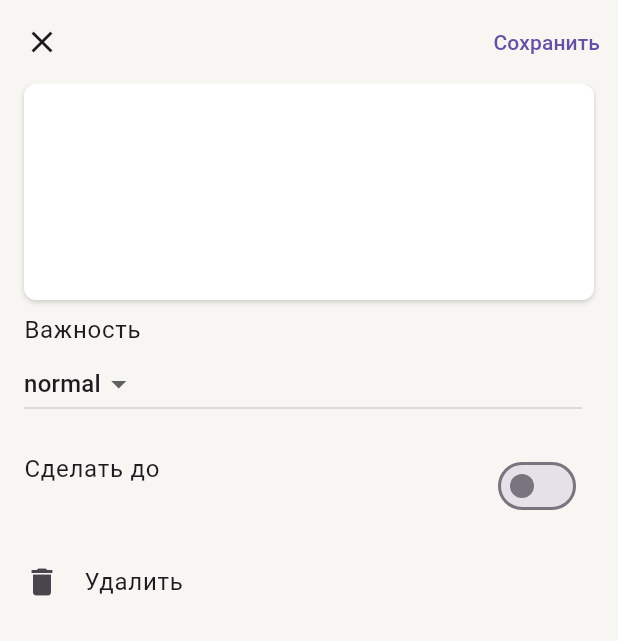
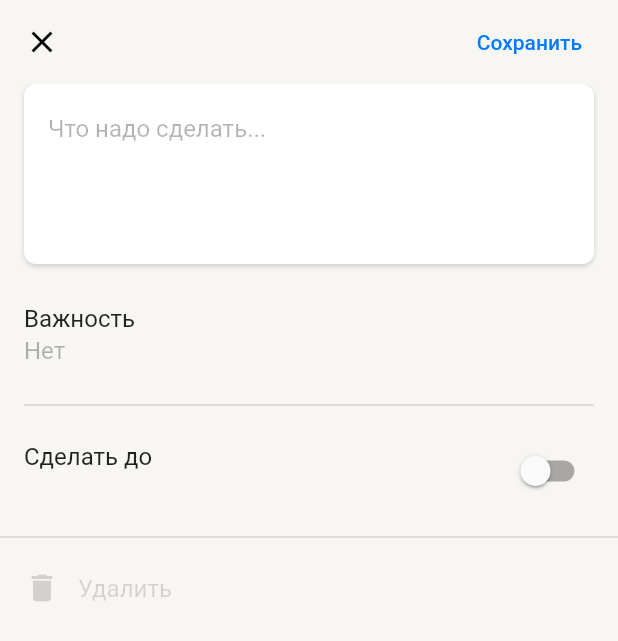
Before and after one commit to eeeedgar/yandex_todo_app, a Flutter app: the screen it shows after launch, after a tap on the "add" icon, on a phone screen of 412 x 824 dp. Shown: the top 641 px of the screen. Run offline on Flutter 3.47's test engine with Material 3 defaults, Android fonts, the phone set to English and light mode, and no system bars; our stand-ins replace equatable, flutter_bloc.

Commit message:
feat: more style

```diff
--- /dev/null
+++ b/lib/app/presentation/app_fonts.dart
@@ -0,0 +1,39 @@
+import 'package:flutter/widgets.dart';
+
+class AppFonts {
+  static TextStyle b1 = const TextStyle(
+    fontWeight: FontWeight.w400,
+    fontSize: 16,
+    height: 20.0 / 16,
+  );
+
+  static TextStyle b2 = const TextStyle(
+    fontWeight: FontWeight.w400,
+    fontSize: 16,
+    height: 18.0 / 16,
+  );
+
+  static TextStyle b3 = const TextStyle(
+    fontWeight: FontWeight.w400,
+    fontSize: 16,
+    height: 1,
+  );
+
+  static TextStyle h1 = const TextStyle(
+    fontWeight: FontWeight.w500,
+    fontSize: 32,
+    height: 37.5 / 32,
+  );
+
+  static TextStyle caption1 = const TextStyle(
+    fontWeight: FontWeight.w400,
+    fontSize: 14,
+    height: 20.0 / 14,
+  );
+
+  static TextStyle caption2 = const TextStyle(
+    fontWeight: FontWeight.w400,
+    fontSize: 14,
+    height: 16.0 / 14,
+  );
+}
--- /dev/null
+++ b/lib/features/task_edit/presentation/components/deadline_select_button.dart
@@ -0,0 +1,53 @@
+import 'package:flutter/material.dart';
+import 'package:yandex_todo_app/app/presentation/app_fonts.dart';
+import 'package:yandex_todo_app/app/presentation/custom_app_colors.dart';
+
+class DeadlineSelectButton extends StatelessWidget {
+  const DeadlineSelectButton({
+    super.key,
+    required this.selectedDeadline,
+    required this.onSelect,
+    required this.onClear,
+  });
+
+  final DateTime? selectedDeadline;
+
+  final Function(DateTime?) onSelect;
+
+  final Function() onClear;
+
+  @override
+  Widget build(BuildContext context) {
+    return ListTile(
+      title: Text(
+        'Сделать до',
+        style: AppFonts.b2,
+      ),
+      subtitle: Text(
+        selectedDeadline?.toString() ?? '',
+        style: AppFonts.caption2.copyWith(
+          color: Theme.of(context).extension<CustomAppColors>()!.blue,
+        ),
+      ),
+      trailing: Switch(
+        activeColor: Theme.of(context).extension<CustomAppColors>()!.blue,
+        value: selectedDeadline != null,
+        onChanged: (newValue) async {
+          if (selectedDeadline == null) {
+            final newDateTime = await showDatePicker(
+              context: context,
+              // TODO: real dates
+              firstDate: DateTime(2000),
+              lastDate: DateTime(2100),
+            );
+            if (newDateTime != null) {
+              onSelect(newDateTime);
+            }
+          } else {
+            onClear();
+          }
+        },
+      ),
+    );
+  }
+}
--- /dev/null
+++ b/lib/features/task_edit/presentation/components/delete_task_button.dart
@@ -0,0 +1,46 @@
+import 'package:flutter/material.dart';
+import 'package:yandex_todo_app/app/presentation/app_fonts.dart';
+import 'package:yandex_todo_app/app/presentation/custom_app_colors.dart';
+
+class DeleteTaskButton extends StatelessWidget {
+  const DeleteTaskButton({super.key, required this.onTap});
+
+  final VoidCallback? onTap;
+
+  @override
+  Widget build(BuildContext context) {
+    print('onTap $onTap');
+    return GestureDetector(
+      behavior: HitTestBehavior.opaque,
+      onTap: onTap,
+      child: Padding(
+        padding: const EdgeInsets.symmetric(horizontal: 16, vertical: 14),
+        child: Row(
+          children: [
+            Icon(
+              Icons.delete,
+              color: (onTap != null)
+                  ? Theme.of(context).extension<CustomAppColors>()!.red
+                  : Theme.of(context)
+                      .extension<CustomAppColors>()!
+                      .labelDisable,
+            ),
+            const SizedBox(
+              width: 12,
+            ),
+            Text(
+              'Удалить',
+              style: AppFonts.b1.copyWith(
+                color: (onTap != null)
+                    ? Theme.of(context).extension<CustomAppColors>()!.red
+                    : Theme.of(context)
+                        .extension<CustomAppColors>()!
+                        .labelDisable,
+              ),
+            ),
+          ],
+        ),
+      ),
+    );
+  }
+}
--- /dev/null
+++ b/lib/features/task_edit/presentation/components/priority_dropdown_menu_item.dart
@@ -0,0 +1,22 @@
+import 'package:flutter/material.dart';
+import 'package:yandex_todo_app/app/presentation/app_fonts.dart';
+import 'package:yandex_todo_app/app/presentation/custom_app_colors.dart';
+import 'package:yandex_todo_app/features/tasks/domain/entity/priority_enum.dart';
+
+class PriorityDropdownMenuItemText extends StatelessWidget {
+  const PriorityDropdownMenuItemText({super.key, required this.priority});
+
+  final Priority priority;
+
+  @override
+  Widget build(BuildContext context) {
+    return Text(
+      priority.toStringValue(),
+      style: AppFonts.b3.copyWith(
+        color: (priority == Priority.high)
+            ? Theme.of(context).extension<CustomAppColors>()!.red
+            : null,
+      ),
+    );
+  }
+}
--- /dev/null
+++ b/lib/features/task_edit/presentation/components/priority_select_button.dart
@@ -0,0 +1,53 @@
+import 'package:flutter/material.dart';
+import 'package:yandex_todo_app/app/presentation/app_fonts.dart';
+// ignore: unused_import
+import 'package:yandex_todo_app/app/presentation/custom_app_colors.dart';
+import 'package:yandex_todo_app/features/task_edit/presentation/components/priority_dropdown_menu_item.dart';
+import 'package:yandex_todo_app/features/tasks/domain/entity/priority_enum.dart';
+
+class PrioritySelectButton extends StatelessWidget {
+  const PrioritySelectButton({
+    super.key,
+    required this.prioritySelected,
+    required this.onChanged,
+  });
+
+  final Priority prioritySelected;
+
+  final Function(Priority?) onChanged;
+
+  @override
+  Widget build(BuildContext context) {
+    return Container(
+      padding: const EdgeInsets.all(16),
+      child: Column(
+        crossAxisAlignment: CrossAxisAlignment.start,
+        children: [
+          Text(
+            'Важность',
+            style: AppFonts.b2,
+          ),
+          DropdownButton<Priority>(
+            isDense: true,
+            style: AppFonts.caption2.copyWith(
+              color:
+                  Theme.of(context).extension<CustomAppColors>()!.labelTertiary,
+            ),
+            iconSize: 0.0,
+            underline: const SizedBox.shrink(),
+            value: prioritySelected,
+            onChanged: onChanged,
+            items: Priority.values.map((Priority value) {
+              return DropdownMenuItem(
+                value: value,
+                child: PriorityDropdownMenuItemText(
+                  priority: value,
+                ),
+              );
+            }).toList(),
+          ),
+        ],
+      ),
+    );
+  }
+}
--- a/lib/features/task_edit/presentation/components/task_edit_app_bar.dart
+++ b/lib/features/task_edit/presentation/components/task_edit_app_bar.dart
@@ -25,7 +25,10 @@ class TaskEditAppBar extends StatelessWidget implements PreferredSizeWidget {
           Theme.of(context).extension<CustomAppColors>()!.backPrimary,
       shadowColor: Colors.black,
       leading: IconButton(
-        icon: const Icon(Icons.close),
+        icon: Icon(
+          Icons.close,
+          color: Theme.of(context).extension<CustomAppColors>()!.labelPrimary,
+        ),
         onPressed: () {
           if (Navigator.canPop(context)) {
             Navigator.pop(context);
@@ -33,10 +36,15 @@ class TaskEditAppBar extends StatelessWidget implements PreferredSizeWidget {
         },
       ),
       actions: [
-        TextButton(
-          onPressed: onActionPressed,
-          child: const Text(
-            'Сохранить',
+        Padding(
+          padding: const EdgeInsets.only(right: 16),
+          child: TextButton(
+            onPressed: onActionPressed,
+            child: Text(
+              'Сохранить',
+              style: TextStyle(
+                  color: Theme.of(context).extension<CustomAppColors>()!.blue),
+            ),
           ),
         ),
       ],
--- /dev/null
+++ b/lib/features/task_edit/presentation/components/task_title_text_field.dart
@@ -0,0 +1,50 @@
+import 'package:flutter/material.dart';
+import 'package:yandex_todo_app/app/presentation/app_fonts.dart';
+import 'package:yandex_todo_app/app/presentation/custom_app_colors.dart';
+
+class TaskTitleTextField extends StatelessWidget {
+  const TaskTitleTextField({
+    super.key,
+    required TextEditingController textEditingController,
+  }) : _textEditingController = textEditingController;
+
+  final TextEditingController _textEditingController;
+
+  @override
+  Widget build(BuildContext context) {
+    return Container(
+      margin: const EdgeInsets.symmetric(horizontal: 16),
+      padding: const EdgeInsets.symmetric(horizontal: 16, vertical: 8),
+      decoration: BoxDecoration(
+        borderRadius: BorderRadius.circular(8),
+        color: Theme.of(context).extension<CustomAppColors>()!.backSecondary!,
+        boxShadow: const [
+          BoxShadow(
+            offset: Offset(0, 2),
+            blurRadius: 2,
+            color: Color.fromRGBO(0, 0, 0, 0.12),
+          ),
+          BoxShadow(
+            offset: Offset(0, 0),
+            blurRadius: 2,
+            color: Color.fromRGBO(0, 0, 0, 0.06),
+          ),
+        ],
+      ),
+      child: TextField(
+        style: AppFonts.b1,
+        decoration: InputDecoration(
+          border: InputBorder.none,
+          hintText: 'Что надо сделать...',
+          hintStyle: AppFonts.b2.copyWith(
+            color:
+                Theme.of(context).extension<CustomAppColors>()!.labelTertiary,
+          ),
+        ),
+        controller: _textEditingController,
+        minLines: 4,
+        maxLines: 10,
+      ),
+    );
+  }
+}
--- a/lib/features/task_edit/presentation/task_edit_screen.dart
+++ b/lib/features/task_edit/presentation/task_edit_screen.dart
@@ -1,7 +1,11 @@
 import 'package:flutter/material.dart';
 import 'package:flutter_bloc/flutter_bloc.dart';
 import 'package:yandex_todo_app/app/presentation/custom_app_colors.dart';
+import 'package:yandex_todo_app/features/task_edit/presentation/components/deadline_select_button.dart';
+import 'package:yandex_todo_app/features/task_edit/presentation/components/delete_task_button.dart';
+import 'package:yandex_todo_app/features/task_edit/presentation/components/priority_select_button.dart';
 import 'package:yandex_todo_app/features/task_edit/presentation/components/task_edit_app_bar.dart';
+import 'package:yandex_todo_app/features/task_edit/presentation/components/task_title_text_field.dart';
 import 'package:yandex_todo_app/features/tasks/domain/entity/priority_enum.dart';
 import 'package:yandex_todo_app/features/tasks/domain/entity/task_entity.dart';
 import 'package:yandex_todo_app/features/tasks/domain/state/tasks_cubit.dart';
@@ -56,7 +60,7 @@ class _TaskEditScreenState extends State<TaskEditScreen> {
                   ),
                 );
           } else {
-            // TODO
+            // TODO: task creation
             // context.read<TasksCubit>().createTask(
 
             //     );
@@ -66,42 +70,16 @@ class _TaskEditScreenState extends State<TaskEditScreen> {
         },
       ),
       body: Column(
-        crossAxisAlignment: CrossAxisAlignment.center,
+        crossAxisAlignment: CrossAxisAlignment.start,
         children: [
-          Container(
-            margin: const EdgeInsets.symmetric(horizontal: 16),
-            padding: const EdgeInsets.all(16),
-            decoration: BoxDecoration(
-              borderRadius: BorderRadius.circular(8),
-              color: Theme.of(context)
-                  .extension<CustomAppColors>()!
-                  .backSecondary!,
-              boxShadow: const [
-                BoxShadow(
-                  offset: Offset(0, 2),
-                  blurRadius: 2,
-                  color: Color.fromRGBO(0, 0, 0, 0.12),
+          TaskTitleTextField(
+            textEditingController: _textEditingController,
           ),
-                BoxShadow(
-                  offset: Offset(0, 0),
-                  blurRadius: 2,
-                  color: Color.fromRGBO(0, 0, 0, 0.06),
+          const SizedBox(
+            height: 12,
           ),
-              ],
-            ),
-            child: TextField(
-              decoration: const InputDecoration(
-                border: InputBorder.none,
-              ),
-              controller: _textEditingController,
-              minLines: 4,
-              maxLines: 10,
-            ),
-          ),
-          ListTile(
-            title: const Text('Важность'),
-            subtitle: DropdownButton<Priority>(
-              value: _prioritySelected,
+          PrioritySelectButton(
+            prioritySelected: _prioritySelected,
             onChanged: (Priority? newValue) {
               setState(
                 () {
@@ -109,38 +87,28 @@ class _TaskEditScreenState extends State<TaskEditScreen> {
                 },
               );
             },
-              items: Priority.values.map((Priority value) {
-                return DropdownMenuItem(
-                  value: value,
-                  child: Text(value.name),
-                );
-              }).toList(),
+          ),
+          Padding(
+            padding: const EdgeInsets.symmetric(horizontal: 16),
+            child: Divider(
+              color: Theme.of(context)
+                  .extension<CustomAppColors>()!
+                  .supportSeparator,
             ),
           ),
-          ListTile(
-            title: const Text('Сделать до'),
-            subtitle: Text(_deadline?.toString() ?? ''),
-            trailing: Switch(
-              value: _deadline != null,
-              onChanged: (newValue) async {
-                if (_deadline == null) {
-                  _deadline = await showDatePicker(
-                    context: context,
-                    firstDate: DateTime(2000),
-                    lastDate: DateTime(2100),
-                  );
-                } else {
-                  _deadline = null;
-                }
-                setState(() {});
-              },
+          DeadlineSelectButton(
+            selectedDeadline: _deadline,
+            onSelect: (value) => setState(() => _deadline = value),
+            onClear: () => setState(() => _deadline = null),
           ),
+          Divider(
+            color: Theme.of(context)
+                .extension<CustomAppColors>()!
+                .supportSeparator,
           ),
-          ListTile(
-            leading: const Icon(Icons.delete),
-            title: const Text('Удалить'),
-            onTap: () => _closeScreen(context),
-          )
+          DeleteTaskButton(
+              onTap:
+                  (widget.task != null) ? () => _closeScreen(context) : null),
         ],
       ),
     );
--- a/lib/features/tasks/domain/entity/priority_enum.dart
+++ b/lib/features/tasks/domain/entity/priority_enum.dart
@@ -1,5 +1,16 @@
 enum Priority {
   normal,
-  high,
   low,
+  high;
+
+  String toStringValue() {
+    switch (this) {
+      case (Priority.high):
+        return '!! Высокий';
+      case Priority.normal:
+        return 'Нет';
+      case Priority.low:
+        return 'Низкий';
+    }
+  }
 }
--- a/lib/features/tasks/presentation/components/task_dismissable_tile.dart
+++ b/lib/features/tasks/presentation/components/task_dismissable_tile.dart
@@ -1,5 +1,6 @@
 import 'package:flutter/material.dart';
 import 'package:flutter_bloc/flutter_bloc.dart';
+import 'package:yandex_todo_app/app/presentation/app_fonts.dart';
 import 'package:yandex_todo_app/app/presentation/custom_app_colors.dart';
 import 'package:yandex_todo_app/features/task_edit/presentation/task_edit_screen.dart';
 import 'package:yandex_todo_app/features/tasks/domain/entity/complete_status_enum.dart';
@@ -90,7 +91,7 @@ class TaskDismissableTile extends StatelessWidget {
         title: Text(
           task.title,
           style: task.completeStatus == CompleteStatus.done
-              ? TextStyle(
+              ? AppFonts.b1.copyWith(
                   decoration: TextDecoration.lineThrough,
                   color: Theme.of(context)
                       .extension<CustomAppColors>()!
@@ -99,7 +100,7 @@ class TaskDismissableTile extends StatelessWidget {
                       .extension<CustomAppColors>()!
                       .labelTertiary,
                 )
-              : TextStyle(
+              : AppFonts.b1.copyWith(
                   color: Theme.of(context)
                       .extension<CustomAppColors>()!
                       .labelPrimary,
@@ -108,11 +109,14 @@ class TaskDismissableTile extends StatelessWidget {
                       .labelPrimary,
                 ),
         ),
-        subtitle:
-            (task.deadline != null) ? Text(task.deadline.toString()) : null,
-        subtitleTextStyle: TextStyle(
-          color: Theme.of(context).extension<CustomAppColors>()!.labelTertiary,
-        ),
+        subtitle: (task.deadline != null)
+            ? Text(
+                task.deadline.toString(),
+              )
+            : null,
+        subtitleTextStyle: AppFonts.caption1.copyWith(
+            color:
+                Theme.of(context).extension<CustomAppColors>()!.labelTertiary),
       ),
     );
   }
--- a/lib/features/tasks/presentation/components/tasks_app_bar.dart
+++ b/lib/features/tasks/presentation/components/tasks_app_bar.dart
@@ -2,6 +2,7 @@ import 'dart:math' as math;
 
 import 'package:flutter/material.dart';
 import 'package:flutter_bloc/flutter_bloc.dart';
+import 'package:yandex_todo_app/app/presentation/app_fonts.dart';
 import 'package:yandex_todo_app/app/presentation/custom_app_colors.dart';
 import 'package:yandex_todo_app/features/tasks/domain/entity/complete_status_enum.dart';
 import 'package:yandex_todo_app/features/tasks/domain/state/tasks_cubit.dart';
@@ -97,8 +98,7 @@ class AppBarTitle extends StatelessWidget {
       children: [
         Text(
           'Мои дела',
-          style: TextStyle(
-            fontWeight: FontWeight.w500,
+          style: AppFonts.h1.copyWith(
             fontSize: 32 - 12 * _countShrinkCoefficientLinear(shrinkOffset),
             height: (37.5 / 32),
           ),
@@ -107,11 +107,12 @@ class AppBarTitle extends StatelessWidget {
           builder: (context, state) {
             return Text(
               'Выполнено — ${state.tasks.where((e) => e.completeStatus == CompleteStatus.done).length}',
-              style: TextStyle(
-                fontWeight: FontWeight.w400,
+              style: AppFonts.b1.copyWith(
                 fontSize:
                     16 * (1 - _countShrinkCoefficientLinear(shrinkOffset)),
-                height: 20 / 16,
+                color: Theme.of(context)
+                    .extension<CustomAppColors>()!
+                    .labelTertiary,
               ),
             );
           },
--- a/lib/features/tasks/presentation/tasks_screen.dart
+++ b/lib/features/tasks/presentation/tasks_screen.dart
@@ -54,7 +54,8 @@ class _TasksScreenState extends State<TasksScreen> {
           ),
         ),
       ),
-      floatingActionButton: FloatingActionButton.small(
+      floatingActionButton: FloatingActionButton(
+        backgroundColor: Theme.of(context).extension<CustomAppColors>()!.blue,
         child: const Icon(Icons.add),
         onPressed: () {
           Navigator.of(context).push(
--- a/lib/main.dart
+++ b/lib/main.dart
@@ -44,12 +44,12 @@ class MainApp extends StatelessWidget {
         ),
       ),
       child: MaterialApp(
-        theme: ThemeData.light().copyWith(
+        theme: ThemeData.light(useMaterial3: false).copyWith(
           extensions: <ThemeExtension<dynamic>>[
             CustomAppColors.light(),
           ],
         ),
-        darkTheme: ThemeData.dark().copyWith(
+        darkTheme: ThemeData.dark(useMaterial3: false).copyWith(
           extensions: <ThemeExtension<dynamic>>[
             CustomAppColors.dark(),
           ],
```
Lines whose indentation alone changed are shown as unchanged.
